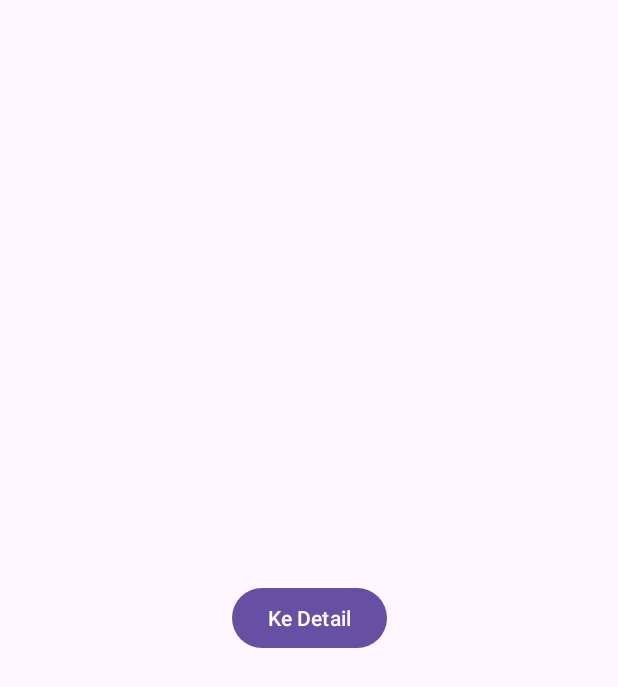
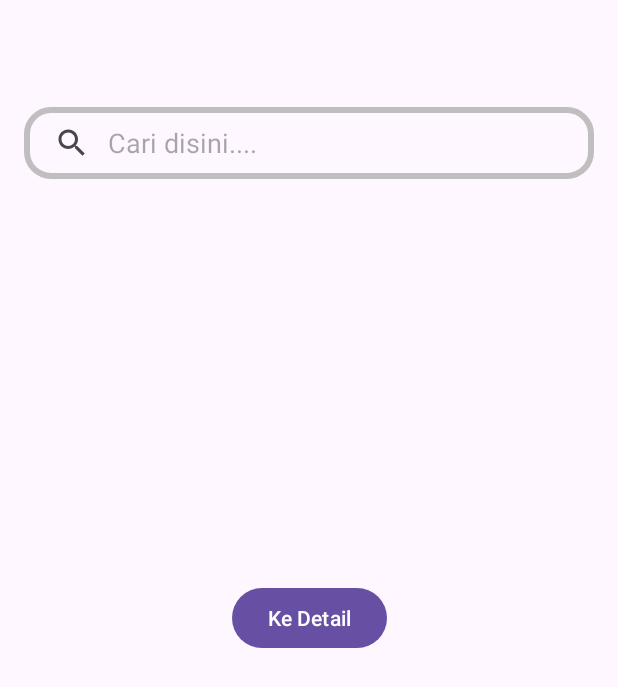
Before and after one commit to Bersama-Team/Tugas-Besar-Pemrograman-Mobile, an Android app: the screen it shows after launch (MainActivity), on a phone screen of 412 x 824 dp. Shown: the top 687 px of the screen. Run offline under Robolectric (Android 15) with nearby library versions, the phone set to English and light mode, and no system bars.

Commit message:
SearchView - Putan

```diff
--- /dev/null
+++ b/app/src/main/res/drawable/baseline_search_24.xml
@@ -0,0 +1,5 @@
+<vector android:autoMirrored="true" android:height="24dp"
+    android:tint="#000000" android:viewportHeight="26"
+    android:viewportWidth="26" android:width="26dp" xmlns:android="http://schemas.android.com/apk/res/android">
+    <path android:fillColor="@android:color/white" android:pathData="M15.5,14h-0.79l-0.28,-0.27C15.41,12.59 16,11.11 16,9.5 16,5.91 13.09,3 9.5,3S3,5.91 3,9.5 5.91,16 9.5,16c1.61,0 3.09,-0.59 4.23,-1.57l0.27,0.28v0.79l5,4.99L20.49,19l-4.99,-5zM9.5,14C7.01,14 5,11.99 5,9.5S7.01,5 9.5,5 14,7.01 14,9.5 11.99,14 9.5,14z"/>
+</vector>
--- /dev/null
+++ b/app/src/main/res/drawable/searchview_background.xml
@@ -0,0 +1,11 @@
+<?xml version="1.0" encoding="utf-8"?>
+<shape xmlns:android="http://schemas.android.com/apk/res/android"
+    android:shape="rectangle">
+
+    <corners
+        android:radius="16dp"/>
+    <stroke
+        android:color="#C0BEBE"
+        android:width="4dp"/>
+
+</shape>
--- a/app/src/main/res/layout/activity_main.xml
+++ b/app/src/main/res/layout/activity_main.xml
@@ -5,6 +5,21 @@
     android:layout_width="match_parent"
     android:layout_height="match_parent"
     tools:context=".MainActivity">
+
+    <SearchView
+        android:id="@+id/searchView"
+        android:layout_width="match_parent"
+        android:layout_height="wrap_content"
+        android:layout_marginHorizontal="16dp"
+        android:background="@drawable/searchview_background"
+        android:iconifiedByDefault="false"
+        android:queryBackground="@android:color/transparent"
+        android:queryHint="Cari disini...."
+        app:layout_constraintBottom_toBottomOf="parent"
+        app:layout_constraintTop_toTopOf="parent"
+        app:layout_constraintVertical_bias="0.092"
+        tools:ignore="MissingConstraints"
+        tools:layout_editor_absoluteX="16dp" />
 
     <Button
         android:id="@+id/btn_detail"
@@ -17,4 +32,5 @@
         app:layout_constraintTop_toTopOf="parent"
         tools:ignore="MissingConstraints" />
 
+
 </androidx.constraintlayout.widget.ConstraintLayout>
```
Also changed, not shown: app/src/main/java/com/example/tugasbesarpemrogramanmobile/MainActivity.kt (line endings or trailing spaces), 1 other file.
